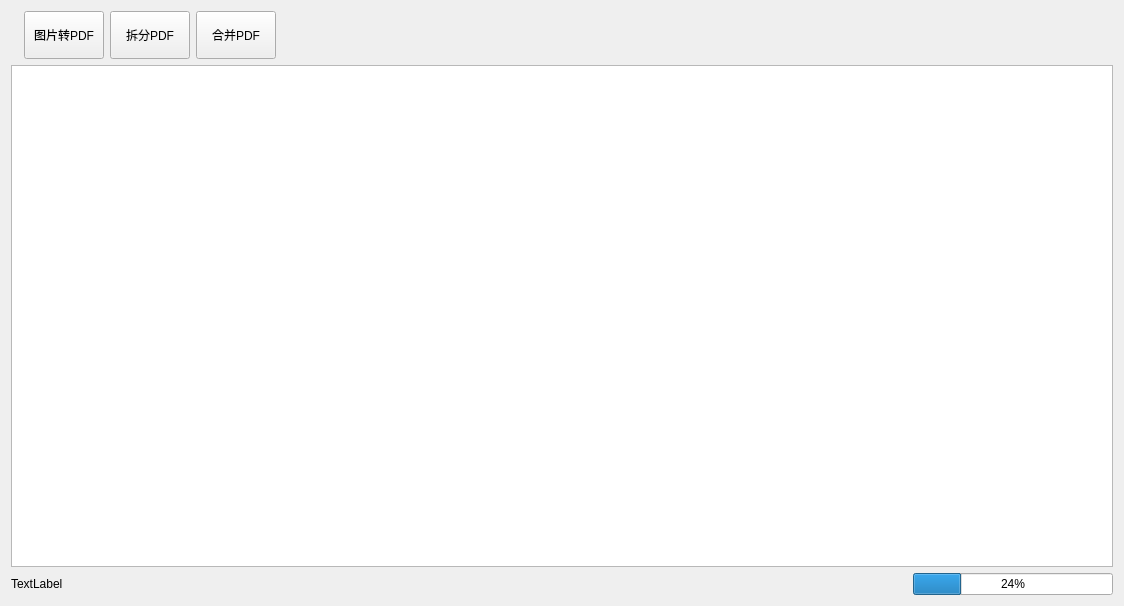
Above: ui/FormToolsPDF.ui from golden7602/ProjectM before the change. Below: the same form after it.
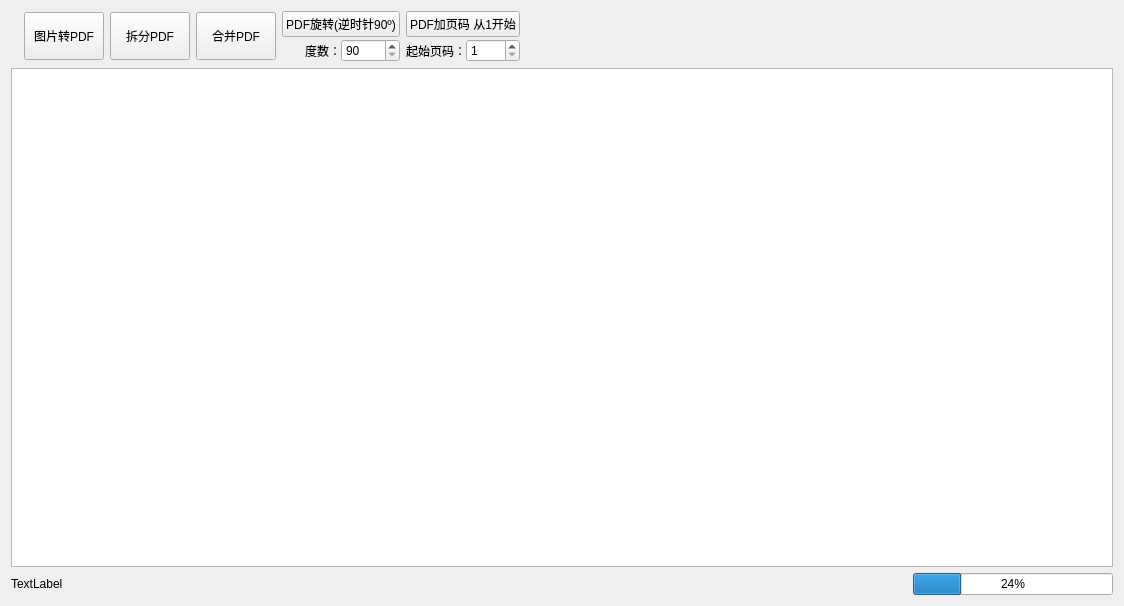
That is the form after the change. Icons and pictures are not drawn.

```diff
--- a/ui/FormToolsPDF.ui
+++ b/ui/FormToolsPDF.ui
@@ -13,7 +13,7 @@
   <property name="windowTitle">
    <string>Form</string>
   </property>
-  <layout class="QVBoxLayout" name="verticalLayout_2">
+  <layout class="QVBoxLayout" name="verticalLayout_3">
    <item>
     <layout class="QHBoxLayout" name="horizontalLayout">
      <item>
@@ -91,6 +91,118 @@
          </property>
         </widget>
        </item>
+       <item>
+        <layout class="QVBoxLayout" name="verticalLayout_2">
+         <property name="spacing">
+          <number>2</number>
+         </property>
+         <item>
+          <widget class="QPushButton" name="butrotate">
+           <property name="minimumSize">
+            <size>
+             <width>0</width>
+             <height>20</height>
+            </size>
+           </property>
+           <property name="maximumSize">
+            <size>
+             <width>16777215</width>
+             <height>16777215</height>
+            </size>
+           </property>
+           <property name="text">
+            <string>PDF旋转(逆时针90º)</string>
+           </property>
+          </widget>
+         </item>
+         <item>
+          <layout class="QHBoxLayout" name="horizontalLayout_4">
+           <property name="spacing">
+            <number>0</number>
+           </property>
+           <item>
+            <widget class="QLabel" name="label_2">
+             <property name="text">
+              <string>度数：</string>
+             </property>
+             <property name="alignment">
+              <set>Qt::AlignRight|Qt::AlignTrailing|Qt::AlignVCenter</set>
+             </property>
+            </widget>
+           </item>
+           <item>
+            <widget class="QSpinBox" name="spinBoxClockwise">
+             <property name="minimum">
+              <number>90</number>
+             </property>
+             <property name="maximum">
+              <number>270</number>
+             </property>
+             <property name="singleStep">
+              <number>90</number>
+             </property>
+             <property name="displayIntegerBase">
+              <number>10</number>
+             </property>
+            </widget>
+           </item>
+          </layout>
+         </item>
+        </layout>
+       </item>
+       <item>
+        <layout class="QVBoxLayout" name="verticalLayout">
+         <property name="spacing">
+          <number>2</number>
+         </property>
+         <item>
+          <widget class="QPushButton" name="butInsertPageNumber">
+           <property name="minimumSize">
+            <size>
+             <width>0</width>
+             <height>20</height>
+            </size>
+           </property>
+           <property name="maximumSize">
+            <size>
+             <width>16777215</width>
+             <height>16777215</height>
+            </size>
+           </property>
+           <property name="text">
+            <string>PDF加页码 从1开始</string>
+           </property>
+          </widget>
+         </item>
+         <item>
+          <layout class="QHBoxLayout" name="horizontalLayout_2">
+           <property name="spacing">
+            <number>0</number>
+           </property>
+           <item>
+            <widget class="QLabel" name="label">
+             <property name="text">
+              <string>起始页码：</string>
+             </property>
+            </widget>
+           </item>
+           <item>
+            <widget class="QSpinBox" name="spinBoxBeginNo">
+             <property name="minimum">
+              <number>1</number>
+             </property>
+             <property name="maximum">
+              <number>999</number>
+             </property>
+             <property name="displayIntegerBase">
+              <number>10</number>
+             </property>
+            </widget>
+           </item>
+          </layout>
+         </item>
+        </layout>
+       </item>
        <item>
         <spacer name="horizontalSpacer">
          <property name="orientation">
```
